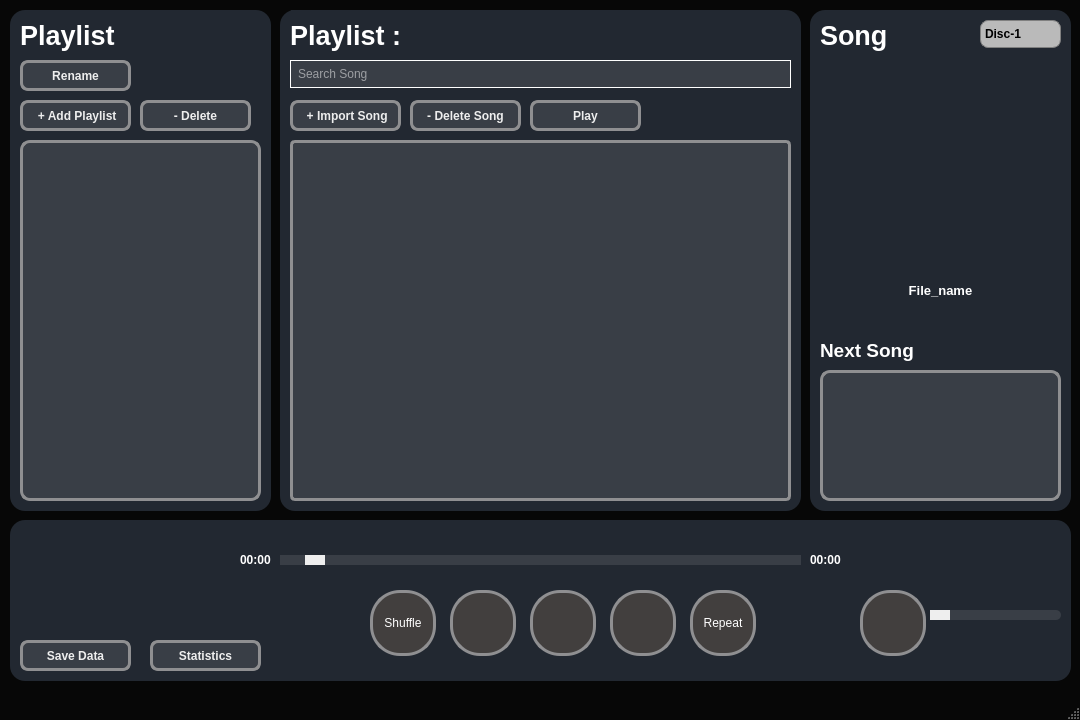
Kantisaranucheep/Audify_3, file mainwindow.ui: the form before one commit.
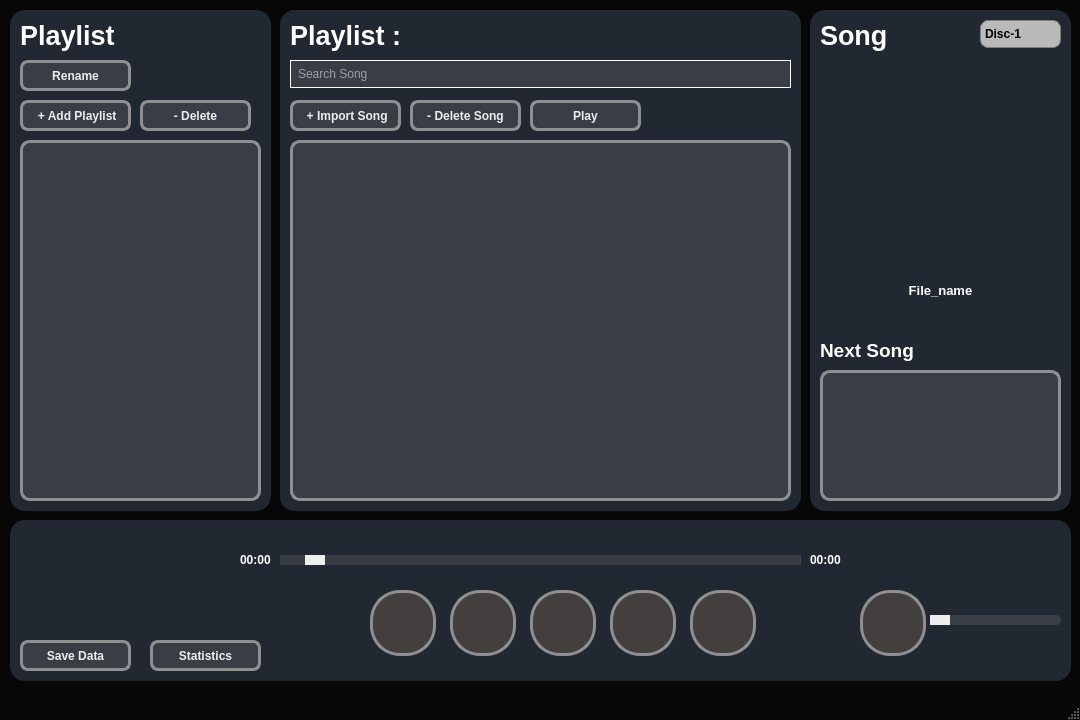
The form after the commit.

```diff
--- a/mainwindow.ui
+++ b/mainwindow.ui
@@ -212,27 +212,36 @@
       </rect>
      </property>
      <property name="styleSheet">
-      <string notr="true">QListWidget{
-border: 3px solid #8f8f91;
-background-color:rgb(57, 62, 70);
-                          border-radius: 10px;
+      <string notr="true">QListWidget {
+    border: 3px solid #8f8f91;
+    background-color: rgb(57, 62, 70);
+    border-radius: 10px;
 }
 
- QListWidget::item {
-border: 2px solid #8f8f91;
+QListWidget::item {
+    border: 2px solid #8f8f91;
+    margin: 5px;
+    border-radius: 10px;
+    height: 50px;
+    background-color: rgb(34, 40, 49);
+    color: rgb(238, 238, 238);
+    font-weight: bold;
+}
 
-        margin:5px;
-border-radius: 10px;
-height: 50px;
-background-color:rgb(34, 40, 49);
-color:rgb(238, 238, 238);
-font-weight: bold;
+QScrollBar:vertical {
+    background: transparent;  /* Set the scrollbar background to be transparent */
+    width: 8px;  /* Set the width of the scrollbar */
+}
 
+QScrollBar::handle:vertical {
+    background: #8f8f91;  /* Set the color of the scrollbar handle */
+    border-radius: 5px;   /* Set the desired border-radius for the scrollbar handle */
+    height: 20px;  /* Set the height of the scrollbar handle */
+}
 
-    }
-
-QListWidget::vertical::handle {
-    border-radius: 5px;  /* Set the desired border-radius for the scroll bar handle */
+QScrollBar::add-line:vertical, QScrollBar::sub-line:vertical,
+QScrollBar::add-page:vertical, QScrollBar::sub-page:vertical {
+    background: none;  /* Set background to none for the scroll bar buttons and page control */
 }</string>
      </property>
      <property name="horizontalScrollBarPolicy">
@@ -805,7 +814,7 @@
      <property name="geometry">
       <rect>
        <x>920</x>
-       <y>80</y>
+       <y>85</y>
        <width>131</width>
        <height>31</height>
       </rect>
@@ -906,7 +915,7 @@
 }</string>
      </property>
      <property name="text">
-      <string>Repeat</string>
+      <string/>
      </property>
     </widget>
     <widget class="QPushButton" name="push_shuffle">
@@ -919,8 +928,7 @@
       </rect>
      </property>
      <property name="styleSheet">
-      <string notr="true">QPushButton{
-
+      <string notr="true">QPushButton {
 border: 3px solid #8f8f91;
 border-radius:30px;
 background-color:rgb(66, 63, 62);
@@ -930,17 +938,14 @@
 min-height: 60px;
 max-height: 60px;
 padding:0px;
-
-
 }
 
-
-QPushButton:Hover{
-background-color:rgb(140,140,140);
+QPushButton:hover {
+    background-color: rgb(140, 140, 140);
 }</string>
      </property>
      <property name="text">
-      <string>Shuffle</string>
+      <string/>
      </property>
     </widget>
     <widget class="QSlider" name="horizontalSlider">
```
Left out of the diff: 43 changed lines with no effect on the pictures.
